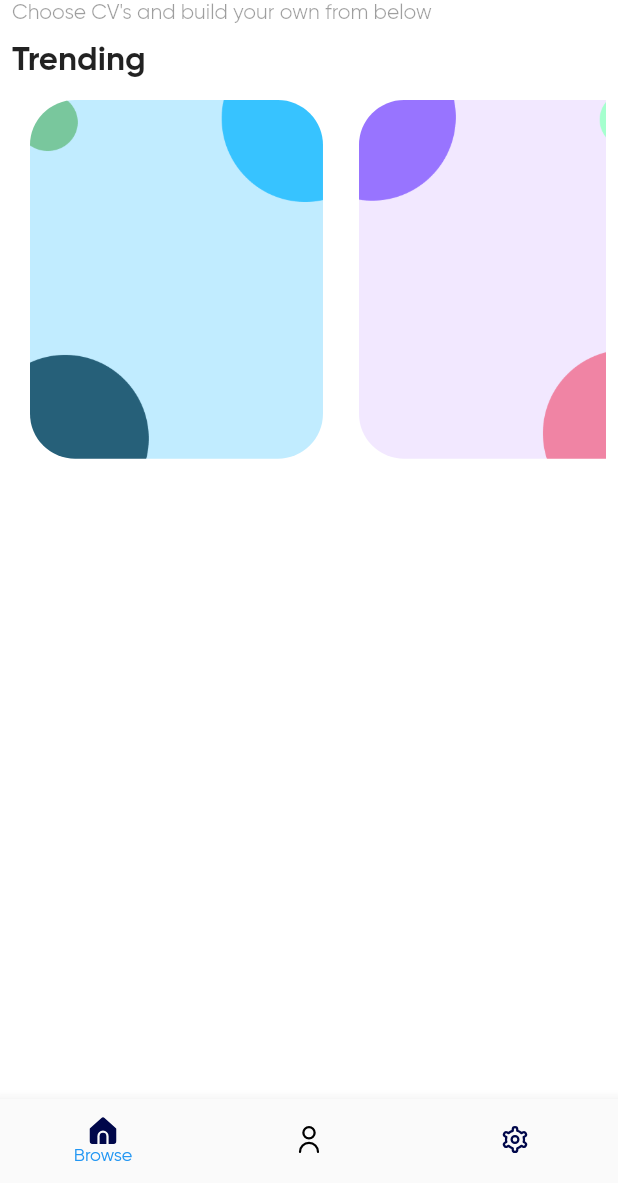
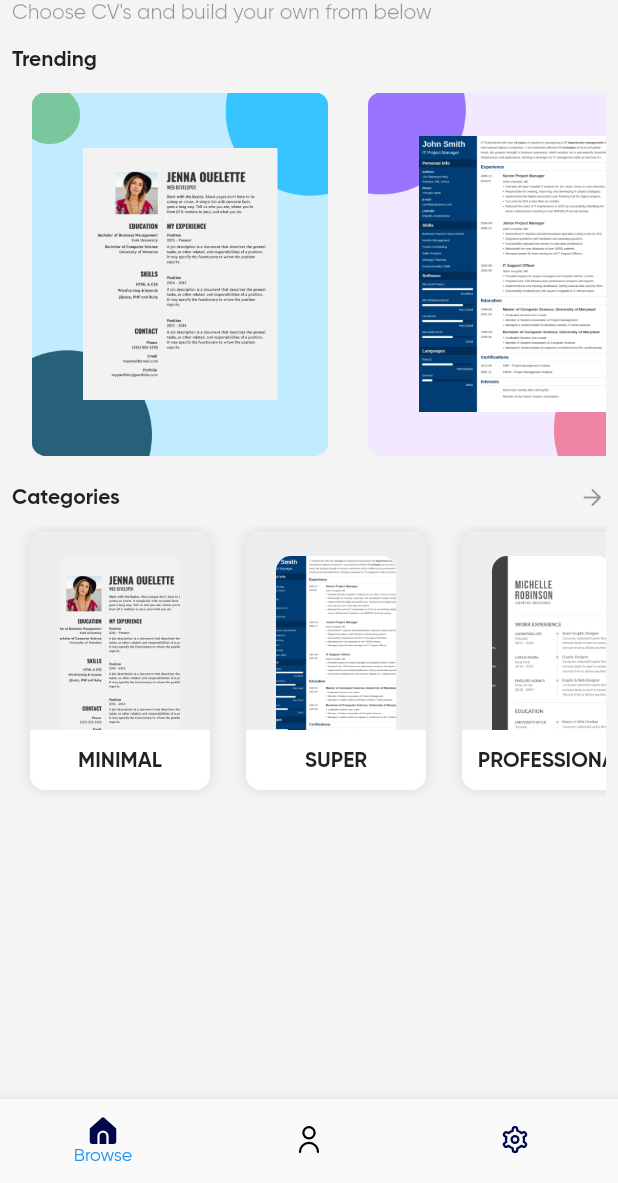
Before and after one commit to Kaival-Patel/ceevy_builder, a Flutter app: the HomeScreen screen opened by its route, on a phone screen of 412 x 824 dp, the part 53-1236 px from its top. Run offline on Flutter 3.47's test engine with Material 2 defaults, Android fonts, the phone set to English and light mode, and no system bars; our stand-ins replace animate_do, flutter_svg, get, get_storage, google_fonts, smooth_page_indicator; accounts and stored records are empty.

Commit message:
Trending    category done

```diff
--- /dev/null
+++ b/lib/models/category/category_model.dart
@@ -0,0 +1,36 @@
+// To parse this JSON data, do
+//
+//     final category = categoryFromJson(jsonString);
+
+import 'dart:convert';
+
+CVCategory categoryFromJson(String str) =>
+    CVCategory.fromJson(json.decode(str));
+
+String categoryToJson(CVCategory data) => json.encode(data.toJson());
+
+class CVCategory {
+  CVCategory({
+    this.name = "",
+    this.asset = "",
+    this.status = 0,
+  });
+
+  bool get isValid => status == 1;
+
+  String name;
+  String asset;
+  int status;
+
+  factory CVCategory.fromJson(Map<String, dynamic> json) => CVCategory(
+        name: json["name"] == null ? '' : json["name"],
+        asset: json["asset"] == null ? '' : json["asset"],
+        status: json["status"] == null ? 0 : json["status"],
+      );
+
+  Map<String, dynamic> toJson() => {
+        "name": name == null ? null : name,
+        "asset": asset == null ? null : asset,
+        "status": status == null ? null : status,
+      };
+}
--- a/lib/modules/browse/browse.dart
+++ b/lib/modules/browse/browse.dart
@@ -1,6 +1,8 @@
 import 'package:flutter/material.dart';
 import 'package:get/get.dart';
+import 'package:resume_builder/models/category/category_model.dart';
 import 'package:resume_builder/modules/browse/browse_controller.dart';
+import 'package:resume_builder/repository/data_repo.dart';
 
 class Browse extends StatelessWidget {
   Browse({Key? key}) : super(key: key);
@@ -15,9 +17,13 @@ class Browse extends StatelessWidget {
           children: [
             HeaderBar(),
             SizedBox(
-              height: 10,
+              height: 15,
             ),
-            TrendingCVBar()
+            TrendingCVBar(),
+            SizedBox(
+              height: 15,
+            ),
+            CategoriesBar()
           ],
         ),
       ),
@@ -63,23 +69,25 @@ class TrendingCVBar extends StatelessWidget {
       children: [
         Text(
           'Trending',
-          style: TextStyle(fontWeight: FontWeight.bold, fontSize: 22),
+          style: TextStyle(fontWeight: FontWeight.bold, fontSize: 14),
         ),
         SizedBox(
           height: 10,
         ),
         Container(
-            height: context.height * 0.3,
-            child: SingleChildScrollView(
+            height: 250,
+            child: ListView.builder(
+              itemCount: c.bgAssets.length,
+              physics: BouncingScrollPhysics(),
+              shrinkWrap: true,
               scrollDirection: Axis.horizontal,
-              child: Row(
-                  children: c.bgAssets
-                      .map((e) => Padding(
-                            padding: const EdgeInsets.symmetric(
-                                horizontal: 12.0, vertical: 4),
-                            child: TrendingCard(bgAsset: e),
-                          ))
-                      .toList()),
+              itemBuilder: (context, index) => Padding(
+                padding:
+                    const EdgeInsets.symmetric(horizontal: 12.0, vertical: 4),
+                child: TrendingCard(
+                    bgAsset: c.bgAssets[index],
+                    category: dataRepo.trendingCategories[index]),
+              ),
             ))
       ],
     );
@@ -88,15 +96,128 @@ class TrendingCVBar extends StatelessWidget {
 
 class TrendingCard extends StatelessWidget {
   String bgAsset;
-  TrendingCard({required this.bgAsset, Key? key}) : super(key: key);
+  CVCategory category;
+  TrendingCard({required this.bgAsset, required this.category, Key? key})
+      : super(key: key);
 
   @override
   Widget build(BuildContext context) {
-    return ClipRRect(
-      borderRadius: BorderRadius.circular(30),
-      child: Image.asset(
-        bgAsset,
+    return Container(
+      width: 200,
+      child: Stack(
+        children: [
+          Image.asset(
+            bgAsset,
+            width: 200,
+          ),
+          Center(
+            child: ClipRRect(
+              borderRadius: BorderRadius.circular(5),
+              child: Image.asset(
+                category.asset,
+                height: 200,
+                width: 130,
+                fit: BoxFit.contain,
+              ),
+            ),
+          )
+        ],
       ),
     );
   }
 }
+
+class CategoriesBar extends StatelessWidget {
+  CategoriesBar({Key? key}) : super(key: key);
+  var c = Get.find<BrowseController>();
+  @override
+  Widget build(BuildContext context) {
+    return Column(
+      crossAxisAlignment: CrossAxisAlignment.start,
+      children: [
+        Row(
+          mainAxisAlignment: MainAxisAlignment.spaceBetween,
+          children: [
+            Text(
+              'Categories',
+              style: TextStyle(fontWeight: FontWeight.bold, fontSize: 14),
+            ),
+            Icon(
+              Icons.arrow_forward_rounded,
+              size: 18,
+              color: context.theme.disabledColor,
+            )
+          ],
+        ),
+        SizedBox(
+          height: 10,
+        ),
+        Container(
+            height: 180,
+            child: ListView.builder(
+              itemCount: dataRepo.categories.length,
+              physics: BouncingScrollPhysics(),
+              shrinkWrap: true,
+              scrollDirection: Axis.horizontal,
+              itemBuilder: (context, index) => Padding(
+                  padding:
+                      const EdgeInsets.symmetric(horizontal: 12.0, vertical: 4),
+                  child: CategoryCard(
+                    category: dataRepo.categories[index],
+                  )),
+            ))
+      ],
+    );
+  }
+}
+
+class CategoryCard extends StatelessWidget {
+  CVCategory category;
+  CategoryCard({required this.category, Key? key}) : super(key: key);
+
+  @override
+  Widget build(BuildContext context) {
+    return Container(
+      height: 170,
+      width: 120,
+      decoration: BoxDecoration(
+          color: Colors.grey[200],
+          boxShadow: [
+            BoxShadow(
+                blurRadius: 7,
+                spreadRadius: 0.5,
+                color: context.theme.disabledColor.withOpacity(0.1))
+          ],
+          borderRadius: BorderRadius.circular(10)),
+      child: Stack(children: [
+        Align(
+          alignment: Alignment.center,
+          child: ClipRRect(
+              borderRadius: BorderRadius.circular(10),
+              child: Image.asset(
+                category.asset,
+                height: 140,
+                width: 80,
+                fit: BoxFit.cover,
+              )),
+        ),
+        Align(
+          alignment: Alignment.bottomCenter,
+          child: Container(
+            height: 40,
+            child: Center(
+                child: Text(
+              category.name,
+              style: TextStyle(fontWeight: FontWeight.bold),
+            )),
+            decoration: BoxDecoration(
+                color: Colors.white,
+                borderRadius: BorderRadius.only(
+                    bottomLeft: Radius.circular(10),
+                    bottomRight: Radius.circular(10))),
+          ),
+        )
+      ]),
+    );
+  }
+}
--- a/lib/modules/browse/browse_controller.dart
+++ b/lib/modules/browse/browse_controller.dart
@@ -1,4 +1,5 @@
 import 'package:get/get.dart';
+import 'package:resume_builder/models/category/category_model.dart';
 import 'package:resume_builder/styles/app-assets.dart';
 
 class BrowseController extends GetxController {
--- /dev/null
+++ b/lib/repository/data_repo.dart
@@ -0,0 +1,53 @@
+import 'package:flutter/foundation.dart';
+import 'package:get/get.dart';
+import 'package:resume_builder/models/category/category_model.dart';
+import 'package:resume_builder/styles/app-assets.dart';
+
+DataRepo dataRepo = Get.put(DataRepo(), permanent: true);
+
+class DataRepo extends GetxController {
+  List<CVCategory> trendingCategories = [];
+  List<CVCategory> categories = [];
+
+  @override
+  void onInit() {
+    // TODO: implement onInit
+    super.onInit();
+    addTrendingCategories();
+    addAllCategories();
+  }
+
+  addTrendingCategories() {
+    trendingCategories.add(CVCategory(
+      name: 'MINIMAL',
+      asset: AppAssets.minimal_ct,
+      status: 1,
+    ));
+    trendingCategories.add(CVCategory(
+      name: 'SUPER',
+      asset: AppAssets.super_ct,
+      status: 1,
+    ));
+    trendingCategories.add(CVCategory(
+      name: 'PROFESSIONAL',
+      status: 1,
+      asset: AppAssets.pro_ct,
+    ));
+  }
+
+  addAllCategories() {
+    categories = [
+      ...trendingCategories,
+      CVCategory(
+        name: 'SIMPLE',
+        asset: AppAssets.simple_ct,
+        status: 1,
+      ),
+      CVCategory(
+        name: 'MODERN',
+        asset: AppAssets.modern_ct,
+        status: 1,
+      )
+    ];
+  }
+}
--- a/lib/styles/app-assets.dart
+++ b/lib/styles/app-assets.dart
@@ -6,6 +6,12 @@ class AppAssets {
   static const String trending1 = '$baseImage/tr_1.png';
   static const String trending2 = '$baseImage/tr_2.png';
   static const String trending3 = '$baseImage/tr_3.png';
+  static const String minimal_ct = '$baseImage/minimal_ct.png';
+  static const String super_ct = '$baseImage/super_ct.png';
+  static const String pro_ct = '$baseImage/pro_ct.png';
+  static const String simple_ct = '$baseImage/simple_ct.jpg';
+  static const String modern_ct = '$baseImage/modern_ct.png';
+
   //****ICONS****/
   static const String baseIcons = 'assets/icons';
   static const String home = '$baseIcons/home.svg';
--- a/lib/styles/app-colors.dart
+++ b/lib/styles/app-colors.dart
@@ -7,5 +7,5 @@ class AppColors {
   static const Color lightBlueAccent = Color(0xFFB4E8F9);
   static const Color accent = Color(0xFF37C3FF);
   static const Color primary = Color(0xFF00074A);
-  static const Color scaffold = Colors.white;
+  static const Color scaffold = Color(0xFFF4F4F4);
 }
```
Also changed, not shown: assets/images/minimal_ct.png (added), assets/images/modern_ct.png (added), assets/images/pro_ct.png (added), assets/images/simple_ct.jpg (added), assets/images/super_ct.png (added).
